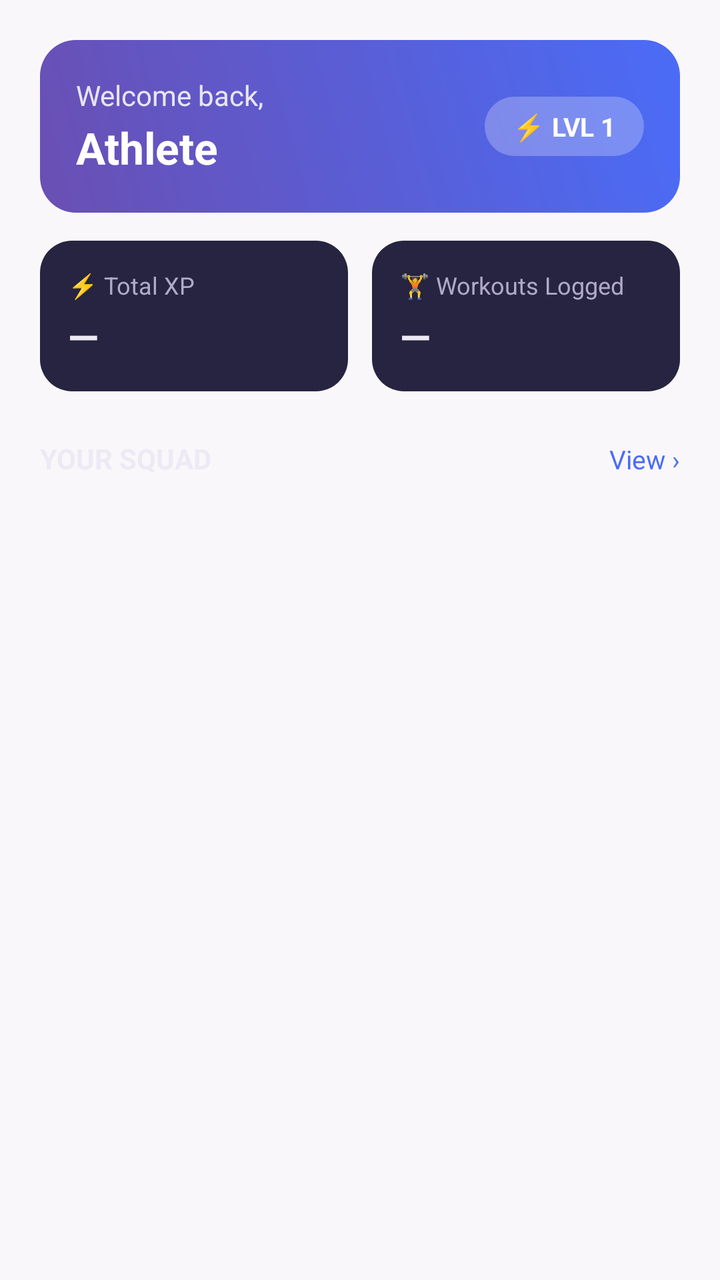
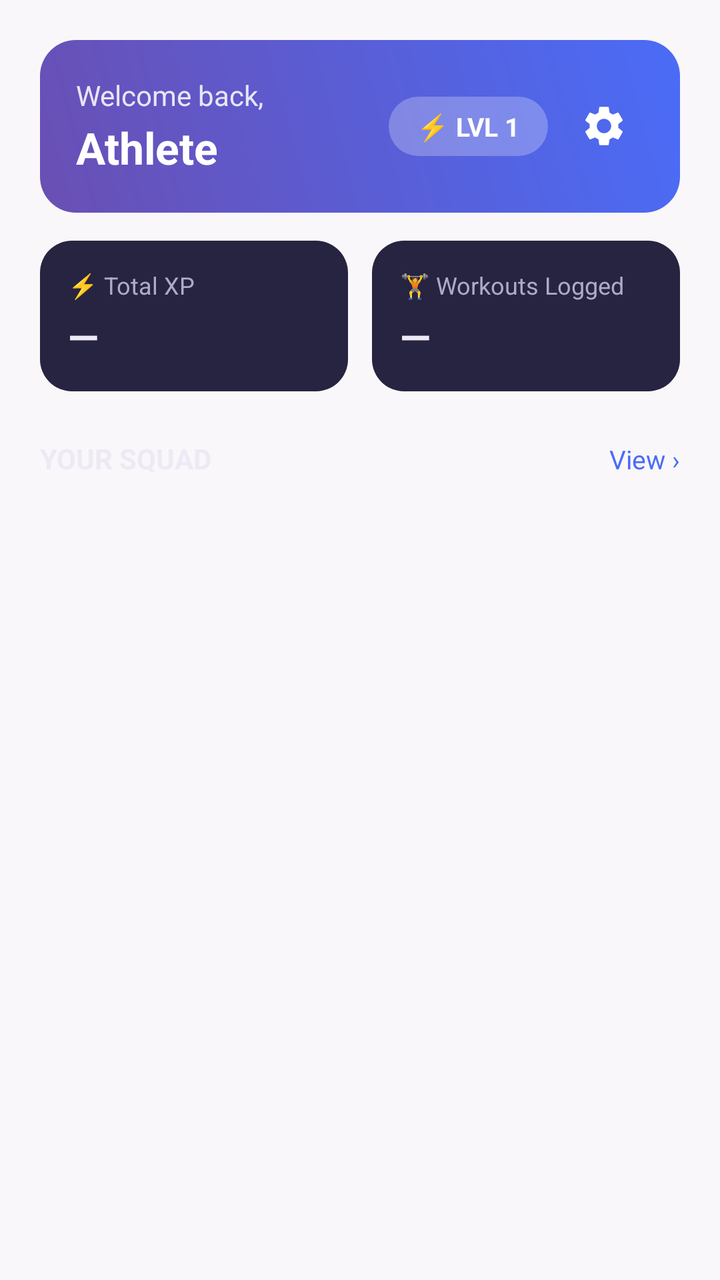

The first picture is an Android layout as it rendered before a commit; the second is the same layout after the commit. The layout source and the unified diff follow.
<!-- AndroidManifest.xml: application theme Theme.GymLeague -->
<!-- res/layout/fragment_home.xml -->
<?xml version="1.0" encoding="utf-8"?>
<ScrollView
    xmlns:android="http://schemas.android.com/apk/res/android"
    android:layout_width="match_parent"
    android:layout_height="match_parent"
    android:fillViewport="true">

    <LinearLayout
        android:layout_width="match_parent"
        android:layout_height="wrap_content"
        android:orientation="vertical"
        android:padding="20dp">

        
        <LinearLayout
            android:layout_width="match_parent"
            android:layout_height="wrap_content"
            android:orientation="horizontal"
            android:gravity="center_vertical"
            android:background="@drawable/bg_welcome_card"
            android:padding="18dp">

            <LinearLayout
                android:layout_width="0dp"
                android:layout_height="wrap_content"
                android:layout_weight="1"
                android:orientation="vertical">

                <TextView
                    android:layout_width="wrap_content"
                    android:layout_height="wrap_content"
                    android:text="Welcome back,"
                    android:textColor="#D9FFFFFF"
                    android:textSize="14sp" />

                <TextView
                    android:id="@+id/tvWelcome"
                    android:layout_width="wrap_content"
                    android:layout_height="wrap_content"
                    android:layout_marginTop="2dp"
                    android:text="Athlete"
                    android:textColor="@color/white"
                    android:textSize="22sp"
                    android:textStyle="bold" />

            </LinearLayout>

            <TextView
                android:id="@+id/tvLevel"
                android:layout_width="wrap_content"
                android:layout_height="wrap_content"
                android:background="@drawable/bg_level_pill"
                android:paddingHorizontal="14dp"
                android:paddingVertical="6dp"
                android:text="⚡ LVL 1"
                android:textColor="@color/white"
                android:textSize="13sp"
                android:textStyle="bold" />

        </LinearLayout>

        
        <LinearLayout
            android:layout_width="match_parent"
            android:layout_height="wrap_content"
            android:layout_marginTop="14dp"
            android:orientation="horizontal">

            <LinearLayout
                android:layout_width="0dp"
                android:layout_height="wrap_content"
                android:layout_weight="1"
                android:layout_marginEnd="6dp"
                android:orientation="vertical"
                android:background="@drawable/bg_card_dark"
                android:padding="14dp">

                <TextView
                    android:layout_width="wrap_content"
                    android:layout_height="wrap_content"
                    android:text="⚡ Total XP"
                    android:textColor="@color/on_surface_secondary_dark"
                    android:textSize="12sp" />

                <TextView
                    android:id="@+id/tvXp"
                    android:layout_width="wrap_content"
                    android:layout_height="wrap_content"
                    android:layout_marginTop="4dp"
                    android:text="—"
                    android:textColor="@color/on_surface_dark"
                    android:textSize="20sp"
                    android:textStyle="bold" />

            </LinearLayout>

            <LinearLayout
                android:layout_width="0dp"
                android:layout_height="wrap_content"
                android:layout_weight="1"
                android:layout_marginStart="6dp"
                android:orientation="vertical"
                android:background="@drawable/bg_card_dark"
                android:padding="14dp">

                <TextView
                    android:layout_width="wrap_content"
                    android:layout_height="wrap_content"
                    android:text="🏋 Workouts Logged"
                    android:textColor="@color/on_surface_secondary_dark"
                    android:textSize="12sp" />

                <TextView
                    android:id="@+id/tvWorkoutCount"
                    android:layout_width="wrap_content"
                    android:layout_height="wrap_content"
                    android:layout_marginTop="4dp"
                    android:text="—"
                    android:textColor="@color/on_surface_dark"
                    android:textSize="20sp"
                    android:textStyle="bold" />

            </LinearLayout>

        </LinearLayout>

        
        <LinearLayout
            android:layout_width="match_parent"
            android:layout_height="wrap_content"
            android:layout_marginTop="24dp"
            android:orientation="horizontal">

            <TextView
                android:layout_width="0dp"
                android:layout_height="wrap_content"
                android:layout_weight="1"
                android:text="YOUR SQUAD"
                android:textColor="@color/on_surface_dark"
                android:textSize="14sp"
                android:textStyle="bold" />

            <TextView
                android:id="@+id/tvSquadView"
                android:layout_width="wrap_content"
                android:layout_height="wrap_content"
                android:text="View ›"
                android:textColor="@color/gym_blue"
                android:textSize="13sp" />

        </LinearLayout>

        <LinearLayout
            android:id="@+id/squadSection"
            android:layout_width="match_parent"
            android:layout_height="wrap_content"
            android:layout_marginTop="10dp"
            android:orientation="vertical" />

    </LinearLayout>

</ScrollView>
<!-- resources referenced by this layout -->
<resources>
  <color name="gym_blue">#4A6CF7</color>
  <color name="on_surface_dark">#EDEAF5</color>
  <color name="on_surface_secondary_dark">#B0AAC7</color>
  <color name="white">#FFFFFFFF</color>
  <!-- drawable bg_card_dark (drawable) -->
  <?xml version="1.0" encoding="utf-8"?>
  <shape xmlns:android="http://schemas.android.com/apk/res/android" android:shape="rectangle">
      <solid android:color="@color/surface_dark" />
      <corners android:radius="16dp" />
  </shape>
  <!-- drawable bg_level_pill (drawable) -->
  <?xml version="1.0" encoding="utf-8"?>
  <shape xmlns:android="http://schemas.android.com/apk/res/android" android:shape="rectangle">
      <solid android:color="#40FFFFFF" />
      <corners android:radius="20dp" />
  </shape>
  <!-- drawable bg_welcome_card (drawable) -->
  <?xml version="1.0" encoding="utf-8"?>
  <shape xmlns:android="http://schemas.android.com/apk/res/android" android:shape="rectangle">
      <gradient
          android:angle="45"
          android:startColor="@color/gym_purple"
          android:endColor="@color/gym_blue" />
      <corners android:radius="18dp" />
  </shape>
  <style name="Theme.GymLeague" parent="Base.Theme.GymLeague" />
  <color name="surface_dark">#262440</color>
  <color name="gym_purple">#6A4FB3</color>
  <color name="gym_purple_container">#EDE6FA</color>
  <color name="gym_purple_dark">#4A3080</color>
  <color name="gym_blue_container">#E3E9FF</color>
  <color name="gym_blue_dark">#2F49C4</color>
  <color name="gym_gold">#FFB300</color>
  <color name="background_light">#FAF7FA</color>
  <color name="on_surface_light">#1C1B1F</color>
  <color name="surface_light">#FFFFFF</color>
  <color name="gym_error">#B3261E</color>
  <color name="gym_error_container">#F9DEDC</color>
  <!-- unchanged entries left out for length: 1 -->
</resources>

<!-- the commit's change to res/layout/fragment_home.xml (unified diff, before → after) -->
@@ -1,6 +1,7 @@
 <?xml version="1.0" encoding="utf-8"?>
 <ScrollView
     xmlns:android="http://schemas.android.com/apk/res/android"
+    xmlns:app="http://schemas.android.com/apk/res-auto"
     android:layout_width="match_parent"
     android:layout_height="match_parent"
     android:fillViewport="true">
@@ -56,6 +57,18 @@
                 android:textColor="@color/white"
                 android:textSize="13sp"
                 android:textStyle="bold" />
+
+            
+            <ImageView
+                android:id="@+id/btnHomeSettings"
+                android:layout_width="40dp"
+                android:layout_height="40dp"
+                android:layout_marginStart="8dp"
+                android:background="?attr/selectableItemBackgroundBorderless"
+                android:contentDescription="@string/home_settings_description"
+                android:padding="8dp"
+                android:src="@drawable/ic_settings"
+                app:tint="@color/white" />
 
         </LinearLayout>
 
<!-- resource entries referenced after the edit -->
@@ -25,6 +25,14 @@
           android:endColor="@color/gym_blue" />
       <corners android:radius="18dp" />
   </shape>
+  <!-- drawable ic_settings (drawable) -->
+  <vector xmlns:android="http://schemas.android.com/apk/res/android"
+      android:width="24dp" android:height="24dp"
+      android:viewportWidth="24" android:viewportHeight="24">
+      <path android:fillColor="#FFFFFF"
+          android:pathData="M19.14,12.94c0.04,-0.3 0.06,-0.61 0.06,-0.94c0,-0.32 -0.02,-0.64 -0.07,-0.94l2.03,-1.58c0.18,-0.14 0.23,-0.41 0.12,-0.61l-1.92,-3.32c-0.12,-0.22 -0.37,-0.29 -0.59,-0.22l-2.39,0.96c-0.5,-0.38 -1.03,-0.7 -1.62,-0.94L14.4,2.81c-0.04,-0.24 -0.24,-0.41 -0.48,-0.41h-3.84c-0.24,0 -0.43,0.17 -0.47,0.41L9.25,5.35C8.66,5.59 8.12,5.92 7.63,6.29L5.24,5.33c-0.22,-0.08 -0.47,0 -0.59,0.22L2.74,8.87C2.62,9.08 2.66,9.34 2.86,9.48l2.03,1.58C4.84,11.36 4.8,11.69 4.8,12s0.02,0.64 0.07,0.94l-2.03,1.58c-0.18,0.14 -0.23,0.41 -0.12,0.61l1.92,3.32c0.12,0.22 0.37,0.29 0.59,0.22l2.39,-0.96c0.5,0.38 1.03,0.7 1.62,0.94l0.36,2.54c0.05,0.24 0.24,0.41 0.48,0.41h3.84c0.24,0 0.44,-0.17 0.47,-0.41l0.36,-2.54c0.59,-0.24 1.13,-0.56 1.62,-0.94l2.39,0.96c0.22,0.08 0.47,0 0.59,-0.22l1.92,-3.32c0.12,-0.22 0.07,-0.47 -0.12,-0.61L19.14,12.94zM12,15.6c-1.98,0 -3.6,-1.62 -3.6,-3.6s1.62,-3.6 3.6,-3.6s3.6,1.62 3.6,3.6S13.98,15.6 12,15.6z" />
+  </vector>
+  <string name="home_settings_description">Settings</string>
   <style name="Theme.GymLeague" parent="Base.Theme.GymLeague" />
   <color name="surface_dark">#262440</color>
   <color name="gym_purple">#6A4FB3</color>
